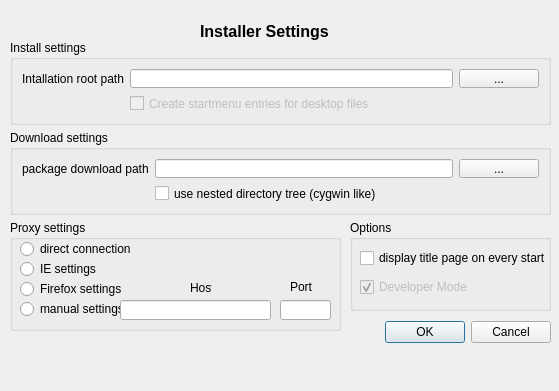
KDE/kdewin-installer, file gui/settingspage.ui: the form before one commit.
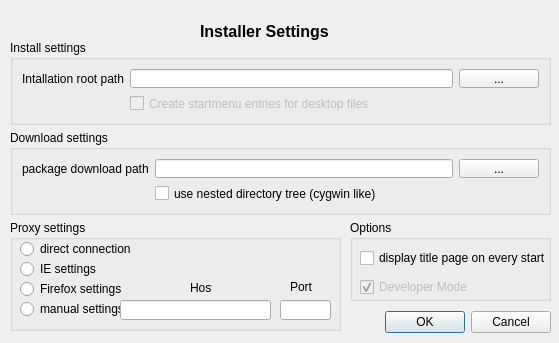
The form after the commit.

Commit message: - added developer mode tooltip

What changed in the file:
```diff
--- a/gui/settingspage.ui
+++ b/gui/settingspage.ui
@@ -6,7 +6,7 @@
     <x>0</x>
     <y>0</y>
     <width>559</width>
-    <height>391</height>
+    <height>343</height>
    </rect>
   </property>
   <property name="windowTitle" >
@@ -145,29 +145,13 @@
     </item>
    </layout>
   </widget>
-  <widget class="QDialogButtonBox" name="buttonBox" >
-   <property name="geometry" >
-    <rect>
-     <x>360</x>
-     <y>320</y>
-     <width>191</width>
-     <height>25</height>
-    </rect>
-   </property>
-   <property name="orientation" >
-    <enum>Qt::Horizontal</enum>
-   </property>
-   <property name="standardButtons" >
-    <set>QDialogButtonBox::Cancel|QDialogButtonBox::NoButton|QDialogButtonBox::Ok</set>
-   </property>
-  </widget>
   <widget class="QGroupBox" name="groupBox_2" >
    <property name="geometry" >
     <rect>
      <x>350</x>
      <y>220</y>
      <width>201</width>
-     <height>91</height>
+     <height>81</height>
     </rect>
    </property>
    <property name="title" >
@@ -323,6 +307,22 @@
     </property>
    </widget>
   </widget>
+  <widget class="QDialogButtonBox" name="buttonBox" >
+   <property name="geometry" >
+    <rect>
+     <x>360</x>
+     <y>310</y>
+     <width>191</width>
+     <height>25</height>
+    </rect>
+   </property>
+   <property name="orientation" >
+    <enum>Qt::Horizontal</enum>
+   </property>
+   <property name="standardButtons" >
+    <set>QDialogButtonBox::Cancel|QDialogButtonBox::NoButton|QDialogButtonBox::Ok</set>
+   </property>
+  </widget>
  </widget>
  <tabstops>
   <tabstop>rootPathEdit</tabstop>
```
Left out of the diff: 11 changed lines with no effect on the pictures.
